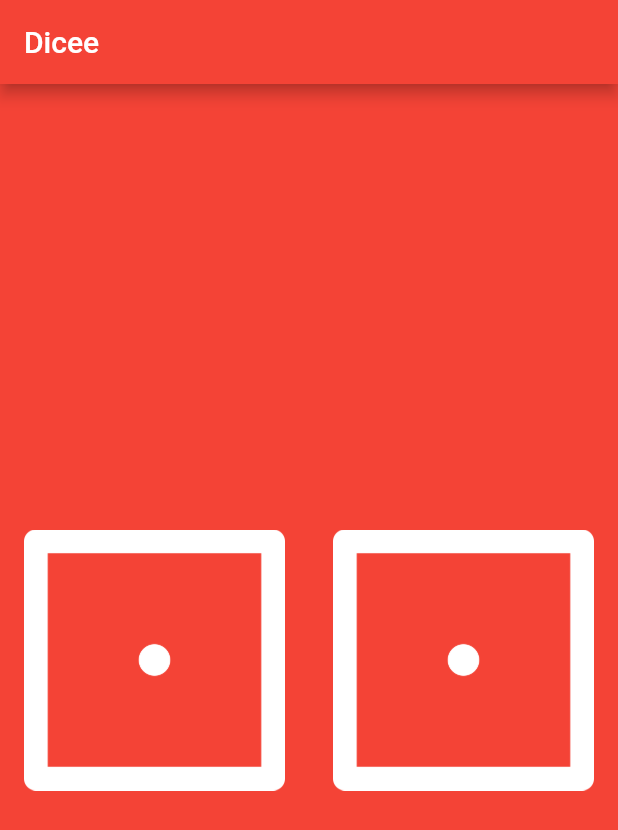
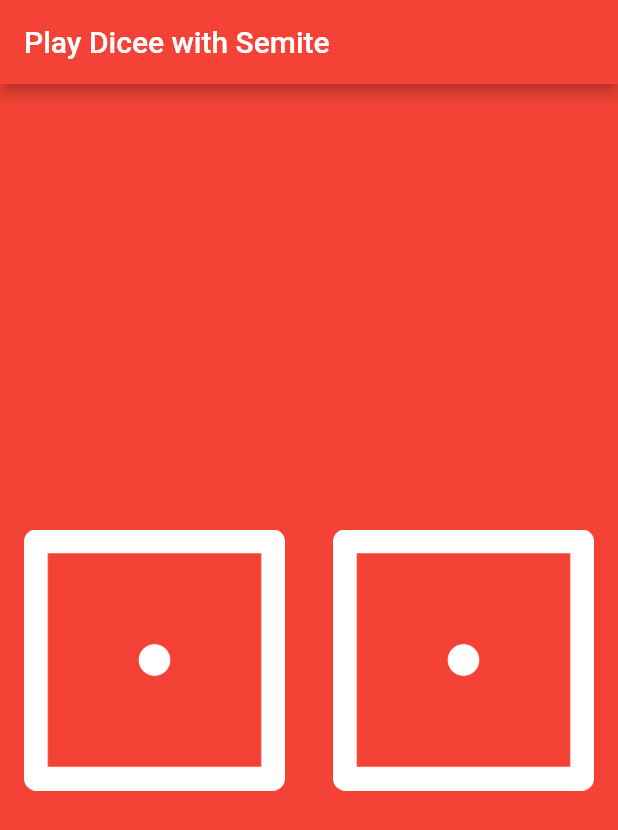
Before and after one commit to londonappbrewery/dicee-flutter, a Flutter app: the screen it shows after launch, on a phone screen of 412 x 824 dp. Shown: the top 830 px of the screen. Run offline on Flutter 3.47's test engine with Material 2 defaults, Android fonts, the light colour scheme and no system bars.

Commit message:
Update main.dart
add name

```diff
--- a/lib/main.dart
+++ b/lib/main.dart
@@ -7,7 +7,7 @@ void main() {
       home: Scaffold(
         backgroundColor: Colors.red,
         appBar: AppBar(
-          title: Text('Dicee'),
+          title: Text('Play Dicee with Semite'),
           backgroundColor: Colors.red,
         ),
         body: DicePage(),
```
